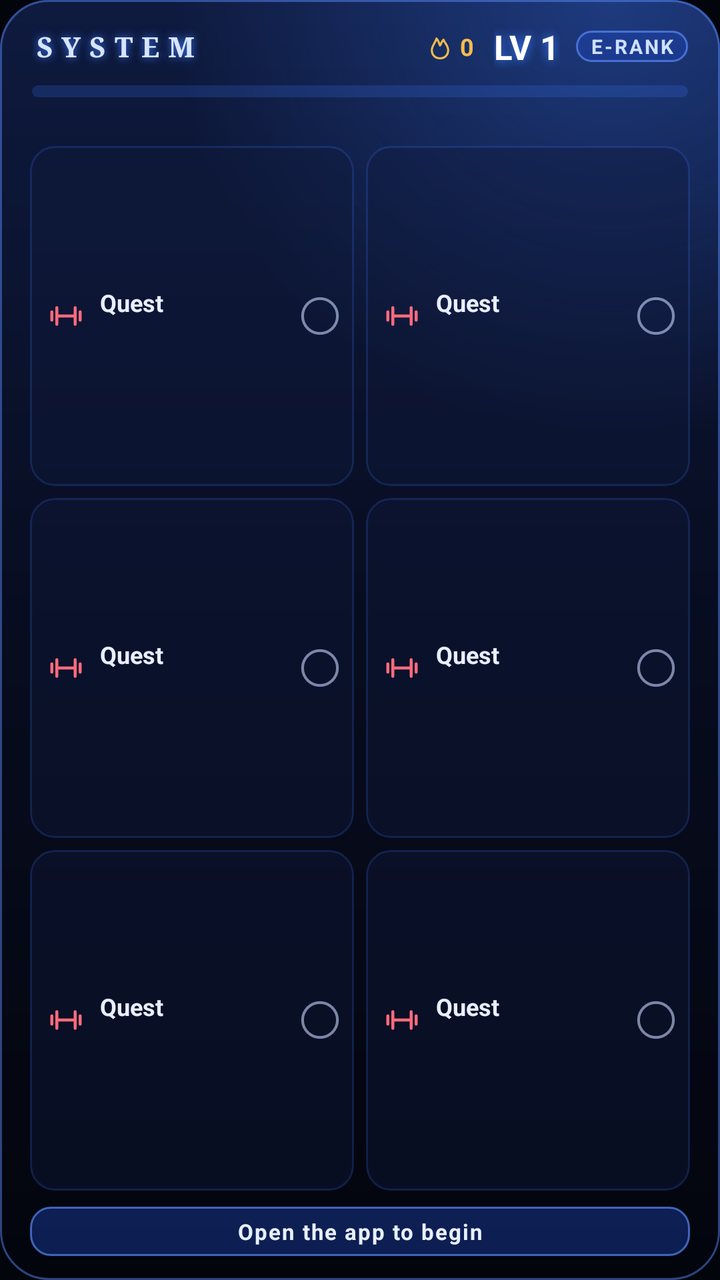
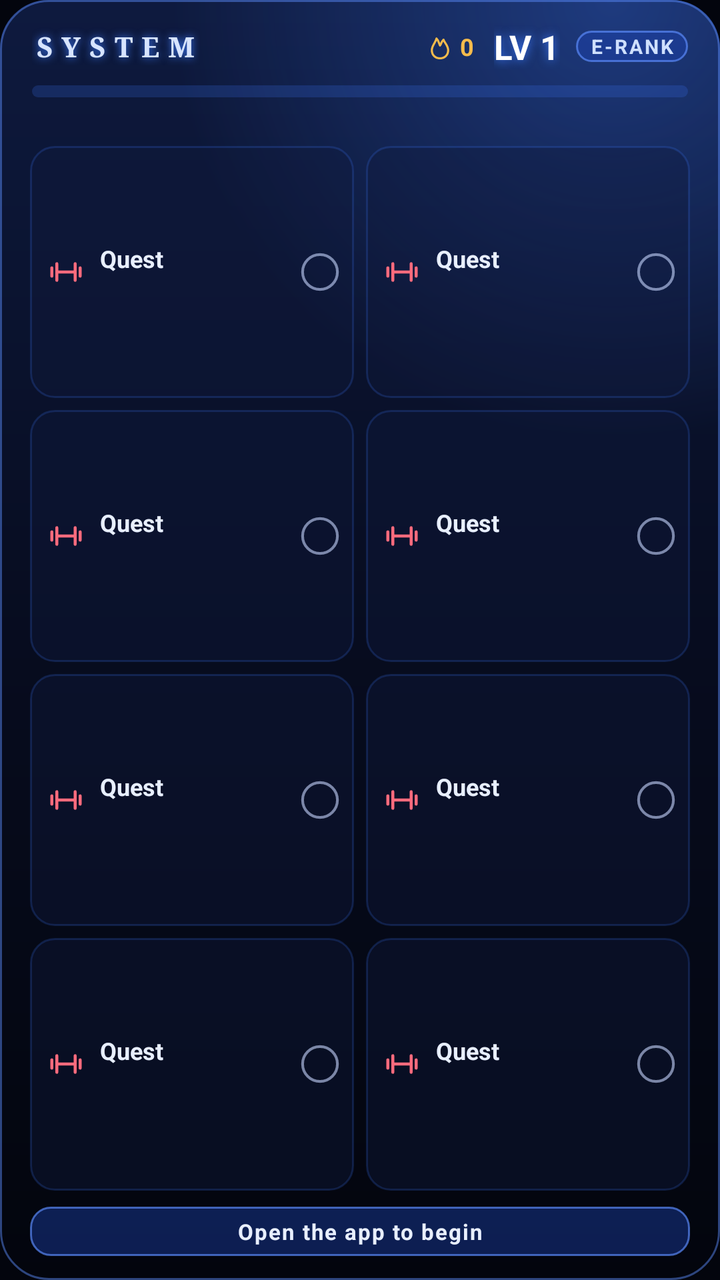

Screens rendered from an Android XML layout before and after an edit, with the pre-edit source and the edit as a unified diff.
<!-- AndroidManifest.xml: application theme AppTheme -->
<!-- res/layout/widget.xml -->
<?xml version="1.0" encoding="utf-8"?>
<LinearLayout xmlns:android="http://schemas.android.com/apk/res/android"
    android:id="@+id/root"
    android:layout_width="match_parent"
    android:layout_height="match_parent"
    android:background="@drawable/widget_bg"
    android:orientation="vertical"
    android:padding="12dp">

    <LinearLayout
        android:id="@+id/header"
        android:layout_width="match_parent"
        android:layout_height="wrap_content"
        android:gravity="center_vertical"
        android:orientation="horizontal"
        android:paddingStart="4dp"
        android:paddingEnd="4dp">
        <TextView
            android:layout_width="wrap_content"
            android:layout_height="wrap_content"
            android:fontFamily="serif"
            android:letterSpacing="0.32"
            android:shadowColor="#FF3D7BFF"
            android:shadowRadius="10"
            android:text="SYSTEM"
            android:textColor="#FFD7E4FF"
            android:textSize="14sp"
            android:textStyle="bold" />
        <TextView
            android:layout_width="0dp"
            android:layout_height="wrap_content"
            android:layout_weight="1"
            android:text="" />
        <ImageView
            android:layout_width="14dp"
            android:layout_height="14dp"
            android:contentDescription="@null"
            android:src="@drawable/ic_flame" />
        <TextView
            android:id="@+id/streak"
            android:layout_width="wrap_content"
            android:layout_height="wrap_content"
            android:layout_marginStart="3dp"
            android:layout_marginEnd="10dp"
            android:text="0"
            android:textColor="#FFF5BB4C"
            android:textSize="12sp"
            android:textStyle="bold" />
        <TextView
            android:id="@+id/level"
            android:layout_width="wrap_content"
            android:layout_height="wrap_content"
            android:shadowColor="#FF3D7BFF"
            android:shadowRadius="12"
            android:text="LV 1"
            android:textColor="#FFFFFFFF"
            android:textSize="17sp"
            android:textStyle="bold" />
        <TextView
            android:id="@+id/rank"
            android:layout_width="wrap_content"
            android:layout_height="wrap_content"
            android:layout_marginStart="8dp"
            android:background="@drawable/banner_blue"
            android:letterSpacing="0.1"
            android:paddingStart="7dp"
            android:paddingTop="1dp"
            android:paddingEnd="7dp"
            android:paddingBottom="1dp"
            android:text="E-RANK"
            android:textColor="#FFCFE0FF"
            android:textSize="10sp"
            android:textStyle="bold" />
    </LinearLayout>

    <ProgressBar
        android:id="@+id/xp"
        style="?android:attr/progressBarStyleHorizontal"
        android:layout_width="match_parent"
        android:layout_height="6dp"
        android:layout_marginStart="4dp"
        android:layout_marginTop="8dp"
        android:layout_marginEnd="4dp"
        android:max="100"
        android:progress="0"
        android:progressDrawable="@drawable/xp_bar" />

    <TextView
        android:id="@+id/xptext"
        android:layout_width="match_parent"
        android:layout_height="wrap_content"
        android:layout_marginStart="4dp"
        android:layout_marginTop="3dp"
        android:layout_marginBottom="4dp"
        android:text=""
        android:textColor="#FFA9B8DC"
        android:textSize="10.5sp" />

    <LinearLayout
        android:layout_width="match_parent"
        android:layout_height="0dp"
        android:layout_weight="1"
        android:orientation="vertical">
        <LinearLayout
            android:layout_width="match_parent"
            android:layout_height="0dp"
            android:layout_weight="1"
            android:orientation="horizontal">
            <LinearLayout
                android:id="@+id/cell0"
                android:layout_width="0dp"
                android:layout_height="match_parent"
                android:layout_weight="1"
                android:layout_margin="3dp"
                android:background="@drawable/cell_bg"
                android:gravity="center_vertical"
                android:orientation="horizontal"
                android:paddingStart="8dp"
                android:paddingEnd="6dp">
                <ImageView
                    android:id="@+id/icon0"
                    android:layout_width="20dp"
                    android:layout_height="20dp"
                    android:contentDescription="@null"
                    android:src="@drawable/ic_q_train" />
                <LinearLayout
                    android:layout_width="0dp"
                    android:layout_height="wrap_content"
                    android:layout_weight="1"
                    android:layout_marginStart="7dp"
                    android:layout_marginEnd="4dp"
                    android:orientation="vertical">
                    <TextView
                        android:id="@+id/name0"
                        android:layout_width="match_parent"
                        android:layout_height="wrap_content"
                        android:ellipsize="end"
                        android:maxLines="1"
                        android:text="Quest"
                        android:textColor="#FFE8EFFF"
                        android:textSize="12sp"
                        android:textStyle="bold" />
                    <TextView
                        android:id="@+id/detail0"
                        android:layout_width="match_parent"
                        android:layout_height="wrap_content"
                        android:ellipsize="end"
                        android:maxLines="1"
                        android:text=""
                        android:textColor="#FF8A97BB"
                        android:textSize="10sp" />
                </LinearLayout>
                <ImageView
                    android:id="@+id/check0"
                    android:layout_width="22dp"
                    android:layout_height="22dp"
                    android:contentDescription="@null"
                    android:src="@drawable/ic_check_off" />
            </LinearLayout>
            <LinearLayout
                android:id="@+id/cell1"
                android:layout_width="0dp"
                android:layout_height="match_parent"
                android:layout_weight="1"
                android:layout_margin="3dp"
                android:background="@drawable/cell_bg"
                android:gravity="center_vertical"
                android:orientation="horizontal"
                android:paddingStart="8dp"
                android:paddingEnd="6dp">
                <ImageView
                    android:id="@+id/icon1"
                    android:layout_width="20dp"
                    android:layout_height="20dp"
                    android:contentDescription="@null"
                    android:src="@drawable/ic_q_train" />
                <LinearLayout
                    android:layout_width="0dp"
                    android:layout_height="wrap_content"
                    android:layout_weight="1"
                    android:layout_marginStart="7dp"
                    android:layout_marginEnd="4dp"
                    android:orientation="vertical">
                    <TextView
                        android:id="@+id/name1"
                        android:layout_width="match_parent"
                        android:layout_height="wrap_content"
                        android:ellipsize="end"
                        android:maxLines="1"
                        android:text="Quest"
                        android:textColor="#FFE8EFFF"
                        android:textSize="12sp"
                        android:textStyle="bold" />
                    <TextView
                        android:id="@+id/detail1"
                        android:layout_width="match_parent"
                        android:layout_height="wrap_content"
                        android:ellipsize="end"
                        android:maxLines="1"
                        android:text=""
                        android:textColor="#FF8A97BB"
                        android:textSize="10sp" />
                </LinearLayout>
                <ImageView
                    android:id="@+id/check1"
                    android:layout_width="22dp"
                    android:layout_height="22dp"
                    android:contentDescription="@null"
                    android:src="@drawable/ic_check_off" />
            </LinearLayout>
        </LinearLayout>
        <LinearLayout
            android:layout_width="match_parent"
            android:layout_height="0dp"
            android:layout_weight="1"
            android:orientation="horizontal">
            <LinearLayout
                android:id="@+id/cell2"
                android:layout_width="0dp"
                android:layout_height="match_parent"
                android:layout_weight="1"
                android:layout_margin="3dp"
                android:background="@drawable/cell_bg"
                android:gravity="center_vertical"
                android:orientation="horizontal"
                android:paddingStart="8dp"
                android:paddingEnd="6dp">
                <ImageView
                    android:id="@+id/icon2"
                    android:layout_width="20dp"
                    android:layout_height="20dp"
                    android:contentDescription="@null"
                    android:src="@drawable/ic_q_train" />
                <LinearLayout
                    android:layout_width="0dp"
                    android:layout_height="wrap_content"
                    android:layout_weight="1"
                    android:layout_marginStart="7dp"
                    android:layout_marginEnd="4dp"
                    android:orientation="vertical">
                    <TextView
                        android:id="@+id/name2"
                        android:layout_width="match_parent"
                        android:layout_height="wrap_content"
                        android:ellipsize="end"
                        android:maxLines="1"
                        android:text="Quest"
                        android:textColor="#FFE8EFFF"
                        android:textSize="12sp"
                        android:textStyle="bold" />
                    <TextView
                        android:id="@+id/detail2"
                        android:layout_width="match_parent"
                        android:layout_height="wrap_content"
                        android:ellipsize="end"
                        android:maxLines="1"
                        android:text=""
                        android:textColor="#FF8A97BB"
                        android:textSize="10sp" />
                </LinearLayout>
                <ImageView
                    android:id="@+id/check2"
                    android:layout_width="22dp"
                    android:layout_height="22dp"
                    android:contentDescription="@null"
                    android:src="@drawable/ic_check_off" />
            </LinearLayout>
            <LinearLayout
                android:id="@+id/cell3"
                android:layout_width="0dp"
                android:layout_height="match_parent"
                android:layout_weight="1"
                android:layout_margin="3dp"
                android:background="@drawable/cell_bg"
                android:gravity="center_vertical"
                android:orientation="horizontal"
                android:paddingStart="8dp"
                android:paddingEnd="6dp">
                <ImageView
                    android:id="@+id/icon3"
                    android:layout_width="20dp"
                    android:layout_height="20dp"
                    android:contentDescription="@null"
                    android:src="@drawable/ic_q_train" />
                <LinearLayout
                    android:layout_width="0dp"
                    android:layout_height="wrap_content"
                    android:layout_weight="1"
                    android:layout_marginStart="7dp"
                    android:layout_marginEnd="4dp"
                    android:orientation="vertical">
                    <TextView
                        android:id="@+id/name3"
                        android:layout_width="match_parent"
                        android:layout_height="wrap_content"
                        android:ellipsize="end"
                        android:maxLines="1"
                        android:text="Quest"
                        android:textColor="#FFE8EFFF"
                        android:textSize="12sp"
                        android:textStyle="bold" />
                    <TextView
                        android:id="@+id/detail3"
                        android:layout_width="match_parent"
                        android:layout_height="wrap_content"
                        android:ellipsize="end"
                        android:maxLines="1"
                        android:text=""
                        android:textColor="#FF8A97BB"
                        android:textSize="10sp" />
                </LinearLayout>
                <ImageView
                    android:id="@+id/check3"
                    android:layout_width="22dp"
                    android:layout_height="22dp"
                    android:contentDescription="@null"
                    android:src="@drawable/ic_check_off" />
            </LinearLayout>
        </LinearLayout>
        <LinearLayout
            android:layout_width="match_parent"
            android:layout_height="0dp"
            android:layout_weight="1"
            android:orientation="horizontal">
            <LinearLayout
                android:id="@+id/cell4"
                android:layout_width="0dp"
                android:layout_height="match_parent"
                android:layout_weight="1"
                android:layout_margin="3dp"
                android:background="@drawable/cell_bg"
                android:gravity="center_vertical"
                android:orientation="horizontal"
                android:paddingStart="8dp"
                android:paddingEnd="6dp">
                <ImageView
                    android:id="@+id/icon4"
                    android:layout_width="20dp"
                    android:layout_height="20dp"
                    android:contentDescription="@null"
                    android:src="@drawable/ic_q_train" />
                <LinearLayout
                    android:layout_width="0dp"
                    android:layout_height="wrap_content"
                    android:layout_weight="1"
                    android:layout_marginStart="7dp"
                    android:layout_marginEnd="4dp"
                    android:orientation="vertical">
                    <TextView
                        android:id="@+id/name4"
                        android:layout_width="match_parent"
                        android:layout_height="wrap_content"
                        android:ellipsize="end"
                        android:maxLines="1"
                        android:text="Quest"
                        android:textColor="#FFE8EFFF"
                        android:textSize="12sp"
                        android:textStyle="bold" />
                    <TextView
                        android:id="@+id/detail4"
                        android:layout_width="match_parent"
                        android:layout_height="wrap_content"
                        android:ellipsize="end"
                        android:maxLines="1"
                        android:text=""
                        android:textColor="#FF8A97BB"
                        android:textSize="10sp" />
                </LinearLayout>
                <ImageView
                    android:id="@+id/check4"
                    android:layout_width="22dp"
                    android:layout_height="22dp"
                    android:contentDescription="@null"
                    android:src="@drawable/ic_check_off" />
            </LinearLayout>
            <LinearLayout
                android:id="@+id/cell5"
                android:layout_width="0dp"
                android:layout_height="match_parent"
                android:layout_weight="1"
                android:layout_margin="3dp"
                android:background="@drawable/cell_bg"
                android:gravity="center_vertical"
                android:orientation="horizontal"
                android:paddingStart="8dp"
                android:paddingEnd="6dp">
                <ImageView
                    android:id="@+id/icon5"
                    android:layout_width="20dp"
                    android:layout_height="20dp"
                    android:contentDescription="@null"
                    android:src="@drawable/ic_q_train" />
                <LinearLayout
                    android:layout_width="0dp"
                    android:layout_height="wrap_content"
                    android:layout_weight="1"
                    android:layout_marginStart="7dp"
                    android:layout_marginEnd="4dp"
                    android:orientation="vertical">
                    <TextView
                        android:id="@+id/name5"
                        android:layout_width="match_parent"
                        android:layout_height="wrap_content"
                        android:ellipsize="end"
                        android:maxLines="1"
                        android:text="Quest"
                        android:textColor="#FFE8EFFF"
                        android:textSize="12sp"
                        android:textStyle="bold" />
                    <TextView
                        android:id="@+id/detail5"
                        android:layout_width="match_parent"
                        android:layout_height="wrap_content"
                        android:ellipsize="end"
                        android:maxLines="1"
                        android:text=""
                        android:textColor="#FF8A97BB"
                        android:textSize="10sp" />
                </LinearLayout>
                <ImageView
                    android:id="@+id/check5"
                    android:layout_width="22dp"
                    android:layout_height="22dp"
                    android:contentDescription="@null"
                    android:src="@drawable/ic_check_off" />
            </LinearLayout>
        </LinearLayout>
    </LinearLayout>

    <TextView
        android:id="@+id/footer"
        android:layout_width="match_parent"
        android:layout_height="wrap_content"
        android:layout_marginStart="3dp"
        android:layout_marginTop="5dp"
        android:layout_marginEnd="3dp"
        android:background="@drawable/banner_blue"
        android:ellipsize="end"
        android:gravity="center"
        android:letterSpacing="0.06"
        android:maxLines="1"
        android:paddingTop="5dp"
        android:paddingBottom="5dp"
        android:text="Open the app to begin"
        android:textColor="#FFE8EFFF"
        android:textSize="11sp"
        android:textStyle="bold" />
</LinearLayout>
<!-- resources referenced by this layout -->
<resources>
  <!-- drawable banner_blue (drawable) -->
  <?xml version="1.0" encoding="utf-8"?>
  <shape xmlns:android="http://schemas.android.com/apk/res/android" android:shape="rectangle">
      <corners android:radius="10dp"/>
      <solid android:color="#661D44B8"/>
      <stroke android:width="1dp" android:color="#AA5D8DFF"/>
  </shape>
  <!-- drawable cell_bg (drawable) -->
  <?xml version="1.0" encoding="utf-8"?>
  <shape xmlns:android="http://schemas.android.com/apk/res/android" android:shape="rectangle">
      <corners android:radius="12dp"/>
      <solid android:color="#660F1A3D"/>
      <stroke android:width="1dp" android:color="#333D7BFF"/>
  </shape>
  <!-- drawable ic_check_off (drawable) -->
  <vector xmlns:android="http://schemas.android.com/apk/res/android" android:width="24dp" android:height="24dp" android:viewportWidth="24" android:viewportHeight="24">
      <path android:pathData="M12 2.5a9.5 9.5 0 1 0 0 19a9.5 9.5 0 1 0 0-19z" android:fillColor="#00000000" android:strokeColor="#99C8D7FF" android:strokeWidth="1.5"/>
  </vector>
  <!-- drawable ic_flame (drawable) -->
  <vector xmlns:android="http://schemas.android.com/apk/res/android" android:width="24dp" android:height="24dp" android:viewportWidth="24" android:viewportHeight="24">
      <path android:pathData="M12 22c4 0 7-2.8 7-7 0-4-3-6-4-9-2 2-2 4-3 5-1-2-1-4-3-6-1 4-4 6-4 10 0 4.2 3 7 7 7z" android:fillColor="#00000000" android:strokeColor="#FFF5BB4C" android:strokeWidth="1.8" android:strokeLineCap="round" android:strokeLineJoin="round"/>
  </vector>
  <!-- drawable ic_q_train (drawable) -->
  <vector xmlns:android="http://schemas.android.com/apk/res/android" android:width="24dp" android:height="24dp" android:viewportWidth="24" android:viewportHeight="24">
      <path android:pathData="M6.5 7v10M17.5 7v10M3.5 9.5v5M20.5 9.5v5M6.5 12h11" android:fillColor="#00000000" android:strokeColor="#FFFF6B7D" android:strokeWidth="1.8" android:strokeLineCap="round" android:strokeLineJoin="round"/>
  </vector>
  <!-- drawable widget_bg (drawable) -->
  <?xml version="1.0" encoding="utf-8"?>
  <layer-list xmlns:android="http://schemas.android.com/apk/res/android">
      <item>
          <shape android:shape="rectangle">
              <corners android:radius="24dp"/>
              <gradient android:angle="270" android:startColor="#FF0E1A3F" android:centerColor="#FF070C1F" android:endColor="#FF03050D"/>
          </shape>
      </item>
      <item>
          <shape android:shape="rectangle">
              <corners android:radius="24dp"/>
              <gradient android:type="radial" android:gradientRadius="220dp" android:centerX="0.85" android:centerY="0" android:startColor="#553D7BFF" android:endColor="#003D7BFF"/>
          </shape>
      </item>
      <item>
          <shape android:shape="rectangle">
              <corners android:radius="24dp"/>
              <stroke android:width="1dp" android:color="#775D8DFF"/>
          </shape>
      </item>
  </layer-list>
  <!-- drawable xp_bar (drawable) -->
  <?xml version="1.0" encoding="utf-8"?>
  <layer-list xmlns:android="http://schemas.android.com/apk/res/android">
      <item android:id="@android:id/background">
          <shape><corners android:radius="4dp"/><solid android:color="#333D7BFF"/></shape>
      </item>
      <item android:id="@android:id/progress">
          <clip>
              <shape><corners android:radius="4dp"/><gradient android:angle="0" android:startColor="#FF2C63FF" android:endColor="#FF9CD0FF"/></shape>
          </clip>
      </item>
  </layer-list>
  <style name="AppTheme" parent="android:Theme.Material.NoActionBar">
          <item name="android:windowBackground">@color/bg</item>
          <item name="android:statusBarColor">@color/bg</item>
          <item name="android:navigationBarColor">@color/bg</item>
          <item name="android:windowLightStatusBar">false</item>
      </style>
  <color name="bg">#FF03050D</color>
</resources>

<!-- the commit's change to res/layout/widget.xml (unified diff, before → after) -->
@@ -102,6 +102,7 @@
         android:layout_weight="1"
         android:orientation="vertical">
         <LinearLayout
+            android:id="@+id/row0"
             android:layout_width="match_parent"
             android:layout_height="0dp"
             android:layout_weight="1"
@@ -210,6 +211,7 @@
             </LinearLayout>
         </LinearLayout>
         <LinearLayout
+            android:id="@+id/row1"
             android:layout_width="match_parent"
             android:layout_height="0dp"
             android:layout_weight="1"
@@ -318,6 +320,7 @@
             </LinearLayout>
         </LinearLayout>
         <LinearLayout
+            android:id="@+id/row2"
             android:layout_width="match_parent"
             android:layout_height="0dp"
             android:layout_weight="1"
@@ -419,6 +422,115 @@
                 </LinearLayout>
                 <ImageView
                     android:id="@+id/check5"
+                    android:layout_width="22dp"
+                    android:layout_height="22dp"
+                    android:contentDescription="@null"
+                    android:src="@drawable/ic_check_off" />
+            </LinearLayout>
+        </LinearLayout>
+        <LinearLayout
+            android:id="@+id/row3"
+            android:layout_width="match_parent"
+            android:layout_height="0dp"
+            android:layout_weight="1"
+            android:orientation="horizontal">
+            <LinearLayout
+                android:id="@+id/cell6"
+                android:layout_width="0dp"
+                android:layout_height="match_parent"
+                android:layout_weight="1"
+                android:layout_margin="3dp"
+                android:background="@drawable/cell_bg"
+                android:gravity="center_vertical"
+                android:orientation="horizontal"
+                android:paddingStart="8dp"
+                android:paddingEnd="6dp">
+                <ImageView
+                    android:id="@+id/icon6"
+                    android:layout_width="20dp"
+                    android:layout_height="20dp"
+                    android:contentDescription="@null"
+                    android:src="@drawable/ic_q_train" />
+                <LinearLayout
+                    android:layout_width="0dp"
+                    android:layout_height="wrap_content"
+                    android:layout_weight="1"
+                    android:layout_marginStart="7dp"
+                    android:layout_marginEnd="4dp"
+                    android:orientation="vertical">
+                    <TextView
+                        android:id="@+id/name6"
+                        android:layout_width="match_parent"
+                        android:layout_height="wrap_content"
+                        android:ellipsize="end"
+                        android:maxLines="1"
+                        android:text="Quest"
+                        android:textColor="#FFE8EFFF"
+                        android:textSize="12sp"
+                        android:textStyle="bold" />
+                    <TextView
+                        android:id="@+id/detail6"
+                        android:layout_width="match_parent"
+                        android:layout_height="wrap_content"
+                        android:ellipsize="end"
+                        android:maxLines="1"
+                        android:text=""
+                        android:textColor="#FF8A97BB"
+                        android:textSize="10sp" />
+                </LinearLayout>
+                <ImageView
+                    android:id="@+id/check6"
+                    android:layout_width="22dp"
+                    android:layout_height="22dp"
+                    android:contentDescription="@null"
+                    android:src="@drawable/ic_check_off" />
+            </LinearLayout>
+            <LinearLayout
+                android:id="@+id/cell7"
+                android:layout_width="0dp"
+                android:layout_height="match_parent"
+                android:layout_weight="1"
+                android:layout_margin="3dp"
+                android:background="@drawable/cell_bg"
+                android:gravity="center_vertical"
+                android:orientation="horizontal"
+                android:paddingStart="8dp"
+                android:paddingEnd="6dp">
+                <ImageView
+                    android:id="@+id/icon7"
+                    android:layout_width="20dp"
+                    android:layout_height="20dp"
+                    android:contentDescription="@null"
+                    android:src="@drawable/ic_q_train" />
+                <LinearLayout
+                    android:layout_width="0dp"
+                    android:layout_height="wrap_content"
+                    android:layout_weight="1"
+                    android:layout_marginStart="7dp"
+                    android:layout_marginEnd="4dp"
+                    android:orientation="vertical">
+                    <TextView
+                        android:id="@+id/name7"
+                        android:layout_width="match_parent"
+                        android:layout_height="wrap_content"
+                        android:ellipsize="end"
+                        android:maxLines="1"
+                        android:text="Quest"
+                        android:textColor="#FFE8EFFF"
+                        android:textSize="12sp"
+                        android:textStyle="bold" />
+                    <TextView
+                        android:id="@+id/detail7"
+                        android:layout_width="match_parent"
+                        android:layout_height="wrap_content"
+                        android:ellipsize="end"
+                        android:maxLines="1"
+                        android:text=""
+                        android:textColor="#FF8A97BB"
+                        android:textSize="10sp" />
+                </LinearLayout>
+                <ImageView
+                    android:id="@+id/check7"
                     android:layout_width="22dp"
                     android:layout_height="22dp"
                     android:contentDescription="@null"
